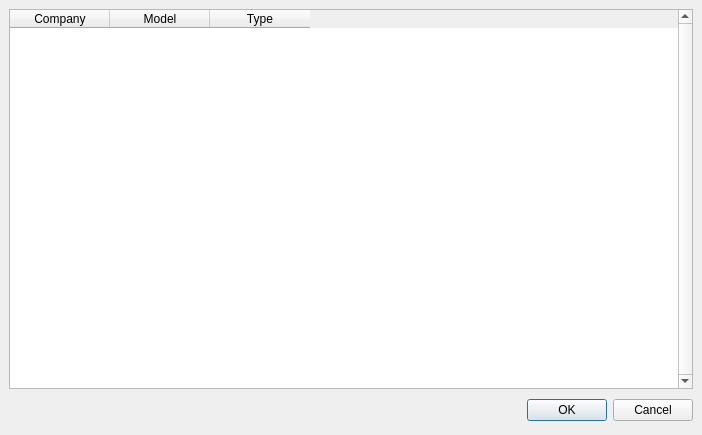
Qt form machine.ui (openMSX/catapult) before a commit.
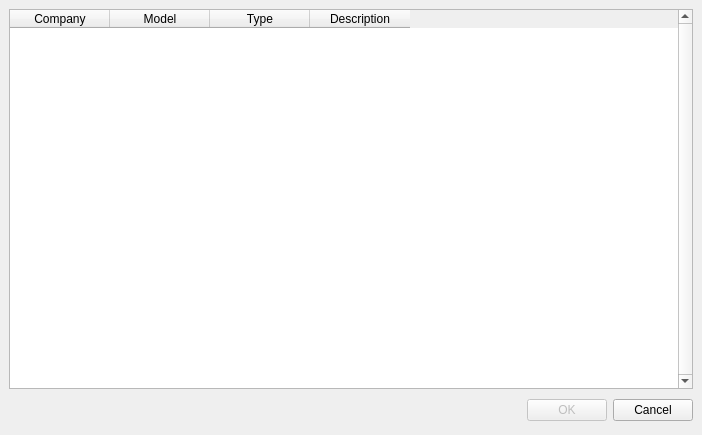
The same form after that commit.

Commit message: Machine dialog is populated (implemented by Manuel) and connected to event handlers (implemented by me). Result: you can select any machine known to openMSX.

```diff
--- a/machine.ui
+++ b/machine.ui
@@ -30,8 +30,20 @@
      <property name="horizontalScrollBarPolicy" >
       <enum>Qt::ScrollBarAlwaysOff</enum>
      </property>
+     <property name="editTriggers" >
+      <set>QAbstractItemView::NoEditTriggers</set>
+     </property>
+     <property name="alternatingRowColors" >
+      <bool>true</bool>
+     </property>
+     <property name="selectionMode" >
+      <enum>QAbstractItemView::SingleSelection</enum>
+     </property>
+     <property name="selectionBehavior" >
+      <enum>QAbstractItemView::SelectRows</enum>
+     </property>
      <property name="columnCount" >
-      <number>3</number>
+      <number>4</number>
      </property>
      <property name="sortingEnabled" >
       <bool>true</bool>
@@ -51,6 +63,11 @@
        <string>Type</string>
       </property>
      </column>
+     <column>
+      <property name="text" >
+       <string>Description</string>
+      </property>
+     </column>
     </widget>
    </item>
    <item>
@@ -76,6 +93,9 @@
      </item>
      <item>
       <widget class="QPushButton" name="okButton" >
+       <property name="enabled" >
+        <bool>false</bool>
+       </property>
        <property name="text" >
         <string>OK</string>
        </property>
```
Left out of the diff: 18 changed lines with no effect on the pictures. The commit also changes 3 other files.
